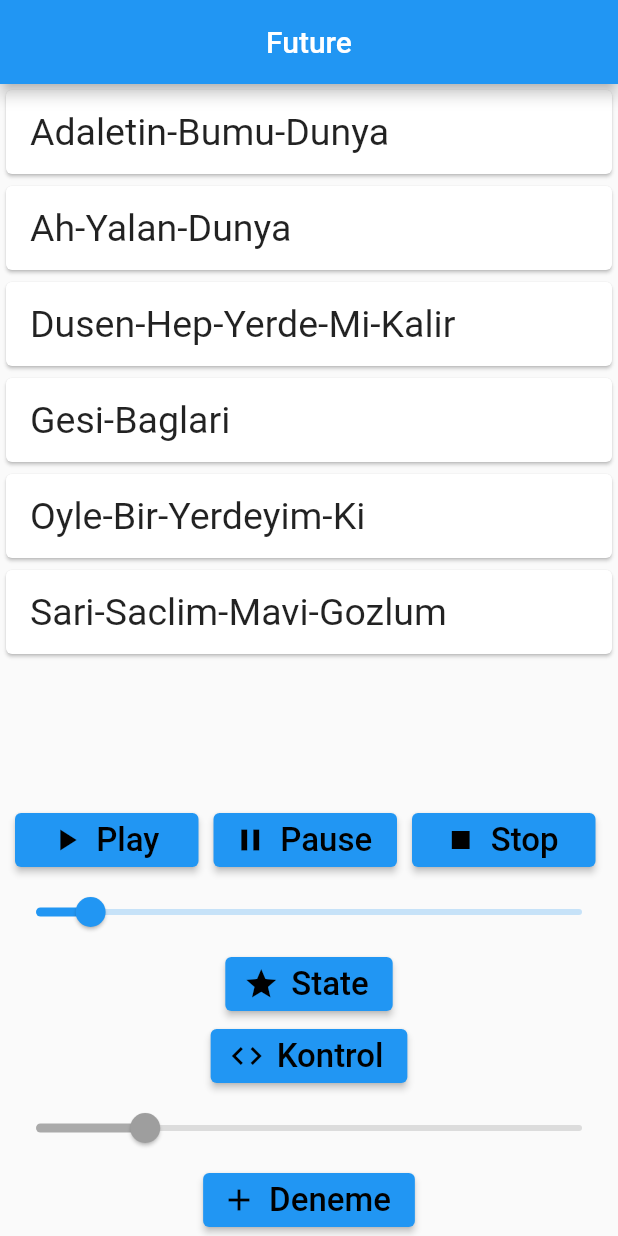
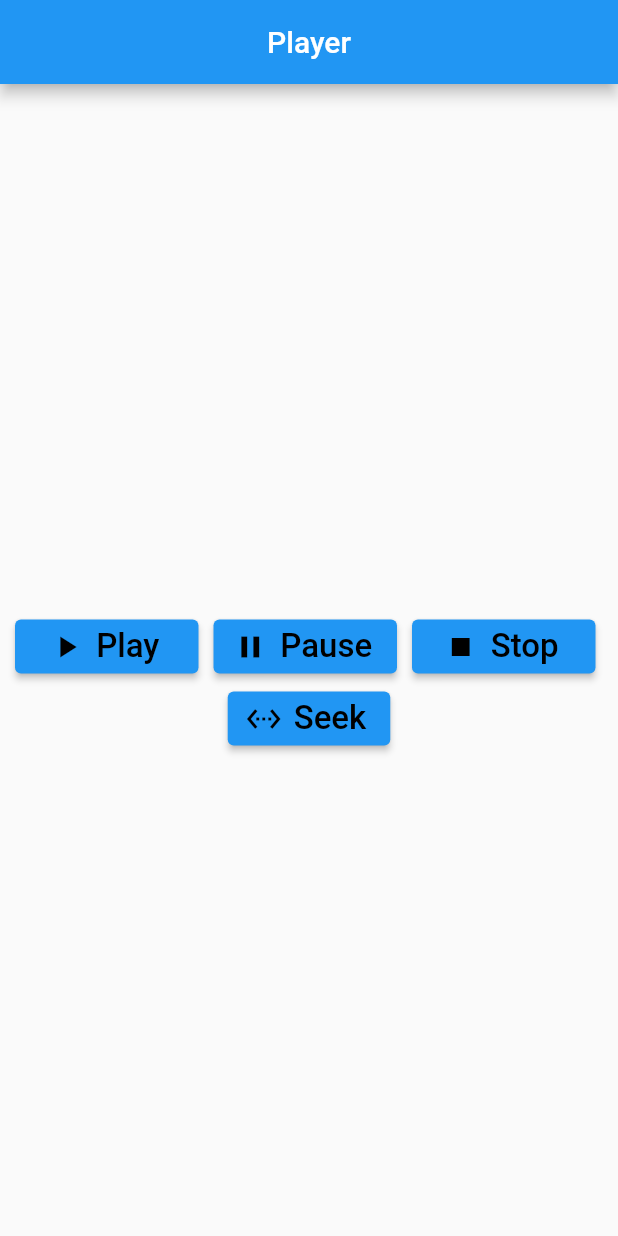
Before and after one commit to talip5/player, a Flutter app: the screen it shows after launch, after a tap on "Play", on a phone screen of 412 x 824 dp. Run offline on Flutter 3.47's test engine with Material 2 defaults, Android fonts, the phone set to English and light mode, and no system bars; our stand-ins replace audioplayers.

Commit message:
ilave dosya

```diff
--- a/lib/main.dart
+++ b/lib/main.dart
@@ -25,38 +25,16 @@ class _MyHomePageState extends State<MyHomePage> {
   AudioPlayer advancedPlayer;
   AudioCache audioCache;
   AudioPlayer player;
-  double rating=10;
-  double rating1=20;
-  String title="Player";
-  int titleInt=0;
-  int count=0;
-  int kont2=0;
-  String asenkron="Future";
-  List liste=['Adaletin-Bumu-Dunya',
-    'Ah-Yalan-Dunya',
-    'Dusen-Hep-Yerde-Mi-Kalir',
-    'Gesi-Baglari',
-    'Oyle-Bir-Yerdeyim-Ki',
-    'Sari-Saclim-Mavi-Gozlum'];
-  String sarki='Sari-Saclim-Mavi-Gozlum';
+
+  AudioPlayer audioPlayer=AudioPlayer();
+
+  String url1='https://server1.indiryuklemp3.org/mp3_files/adca9be4cf0cc55186c07c0ba7a256b8.mp3';
+  String url2='https://server1.indiryuklemp3.org/mp3_files/0d7221163c71a4d6c55a5492c4858c0f.mp3';
 
   @override
   void initState() {
     super.initState();
-    initPlayer();
-    //audioCache.load('audio.mp3');
-    //player.loadAll(['explosion.mp3', 'music.mp3'])
-    audioCache.loadAll([
-      'Adaletin-Bumu-Dunya.mp3',
-      'Ah-Yalan-Dunya.mp3',
-      'Dusen-Hep-Yerde-Mi-Kalir.mp3',
-      'Gesi-Baglari.mp3',
-      'Oyle-Bir-Yerdeyim-Ki.mp3',
-      'Sari-Saclim-Mavi-Gozlum.mp3']);
-    setState(() {
-      ses();
-    });
-  }
+      }
 
   @override
   void dispose() {
@@ -64,180 +42,57 @@ class _MyHomePageState extends State<MyHomePage> {
     super.dispose();
   }
 
-  void _playFile() async{
-    await audioCache.play('$sarki.mp3');
-    player=await audioCache.play('$sarki.mp3');
-
-    print(kont2);
+    void play1() async{
+    int result=await audioPlayer.play(url2);
+    //int result=await audioPlayer.play('https://server1.indiryuklemp3.org/mp3_files/0d7221163c71a4d6c55a5492c4858c0f.mp3');
+    //int result=await audioPlayer.play('https://file-examples-com.github.io/uploads/2017/11/file_example_MP3_700KB.mp3');
+    if(result==1){
+      print('success');
+    }
   }
 
-  void _stopFile() {
-    player?.stop();
+  void _stopFile() async{
+    int result=await audioPlayer.stop();
+    if(result==1){
+      print('Stop');
+    }
   }
 
-  void _pauseFile() {
-    player?.pause();
+  void _pauseFile() async{
+    int result=await audioPlayer.pause();
+    if(result==1){
+      print('Stop');
+    }
   }
 
-  void _resumeFile() {
-    player?.resume();
+  void seek() async{
+    int result=await audioPlayer.seek(Duration(seconds: 30));
+    if(result==1){
+      print('Seek');
+    }
   }
-
-  void _volumeFile(double vol) {
-    player?.setVolume(vol);
-  }
-
- Future<int> kontrol() async{
-      kont2=await player.getCurrentPosition();
-      return kont2;
-  }
-
-  void _state(){
-   print(player?.state);
-   print(AudioPlayerState);
-   var durum=AudioPlayerState.COMPLETED;
-   print(durum);
-   print(durum.runtimeType);
-  }
-
-  void _state1() {
-      sarki=liste[0];
-      _playFile();
-      var state1 = player?.state;
-      if (state1 == AudioPlayerState.PLAYING) {
-        print('Playing');
-      }
-      else if (state1 == AudioPlayerState.COMPLETED) {
-        print('Completed');
-      }
-      else {
-        print(state1);
-      }
-      }
-
-  Widget ses(){
-    return Slider(value: rating,
-      onChanged: (newRating){
-        setState(() {
-          rating=newRating;
-          titleInt=rating.toInt();
-          title=titleInt.toString();
-          _volumeFile(rating/100);
-        });
-      },
-      min: 0,
-      max: 100,
-    );
-  }
-
-  Widget calmaSuresi(){
-    return Slider(value: rating1,
-
-      min: 0,
-      max: 100,
-    );
-  }
-  void initPlayer() {
-    advancedPlayer = new AudioPlayer();
-    audioCache = new AudioCache(fixedPlayer: advancedPlayer);
-  }
-
-  Future<String> loadString() async{
-    print("deneme");
-    await Future.delayed(Duration(seconds: 3));
-   return "String";
-  }
-  void tetikleme(){
-    setState(() {
-
-    });
-  }
-
 
   @override
   Widget build(BuildContext context) {
     return Scaffold(
       appBar: AppBar(
         centerTitle: true,
-        title: Text(asenkron),
+        title: Text('Player'),
       ),
       body: Center(
         child: Column(
           mainAxisAlignment: MainAxisAlignment.center,
           children: <Widget>[
-            Expanded(
-              child: ListView.builder(
-                itemCount: liste.length,
-                itemBuilder: (context,index){
-                  return Center(child:Card(
-                    child: ListTile(
-                      title: Text(liste[index],style: TextStyle(fontSize: 25.0),),
-                   onTap: (){
-                        setState(() {
-                          sarki=liste[index];
-                          _playFile();
-                        });
-                   },
-                    ),
-                  ));
-                  },
-              ),
-            ),
-           /* ElevatedButton(
-              style: ElevatedButton.styleFrom(
-                // background color
-                primary: Colors.orange,
-                padding: EdgeInsets.symmetric(horizontal: 30, vertical: 15),
-                textStyle: TextStyle(fontSize: 20),
-              ),
-              child: Image.asset("assets/images/superbaba.jpg",),
-              onPressed: () {
-                //audioCache.play('audio.mp3');
-                _playFile();
-              },
-            ),*/
-            SizedBox(
+                 SizedBox(
               height: 30.0,
             ),
-            /*Row(
-              mainAxisAlignment: MainAxisAlignment.center,
-              children: [
-                IconButton(
-                  color: Colors.blue,
-                    iconSize: 44,
-                    icon: const Icon(Icons.play_arrow),
-                    onPressed: () {
-                      _playFile();
-                    },
-                ),
-                IconButton(
-                  color: Colors.blue,
-                  iconSize: 44,
-                  icon: const Icon(Icons.pause),
-                  onPressed: () {
-                    _pauseFile();
-                  },
-                ),
-                IconButton(
-                  color: Colors.blue,
-                  iconSize: 44,
-                  icon: const Icon(Icons.stop),
-                  onPressed: () {
-                    _stopFile();
-                  },
-                ),
-              ],
-            ),*/
             Row(
               children: [
                 Padding(padding:EdgeInsets.only(left:10.0)),
                  Expanded(
                    child: ElevatedButton.icon(
                       onPressed:() {
-                        _playFile();
-                       setState(() {
-                         asenkron=asenkron;
-                       });
+                        play1();
                       },
                       icon: const Icon(Icons.play_arrow,color: Colors.black,size: 24.0,),
                       label: Text('Play',style: TextStyle(color: Colors.black,fontSize: 22.0),
@@ -267,42 +122,19 @@ class _MyHomePageState extends State<MyHomePage> {
                   ),
                 ),
                 ),
-                Padding(padding:EdgeInsets.only(left:15.0)),
+                Padding(padding:EdgeInsets.only(left:15.0)
+                ),
               ],
             ),
-            ses(),
             ElevatedButton.icon(
               onPressed:() {
-                _state1();
+                seek();
               },
-              icon: const Icon(Icons.star,color: Colors.black,size: 24.0),
-              label: Text('State',style: TextStyle(color: Colors.black,fontSize: 22.0),
+              icon: const Icon(Icons.settings_ethernet,color: Colors.black,size: 24.0),
+              label: Text('Seek',style: TextStyle(color: Colors.black,fontSize: 22.0),
               ),
             ),
-            ElevatedButton.icon(
-              onPressed:() async{
-             int aktar=await kontrol();
-             print(aktar);
-             setState(() {
-               asenkron=aktar.toString();
-             });
-              },
-              icon: const Icon(Icons.code,color: Colors.black,size: 24.0),
-              label: Text('Kontrol',style: TextStyle(color: Colors.black,fontSize: 22.0),
-              ),
-            ),
-            calmaSuresi(),
-            ElevatedButton.icon(
-              onPressed:() async{
-               asenkron=await loadString();
-               setState(() {
-                 asenkron=asenkron;
-               });
-              },
-              icon: const Icon(Icons.add,color: Colors.black,size: 24.0),
-              label: Text('Deneme',style: TextStyle(color: Colors.black,fontSize: 22.0),
-              ),
-            ),
+            Padding(padding:EdgeInsets.only(left:15.0)),
           ],
         ),
       ),
```
Also changed, not shown: lib/mainyedek2.dart (added, +339 -0 lines).
